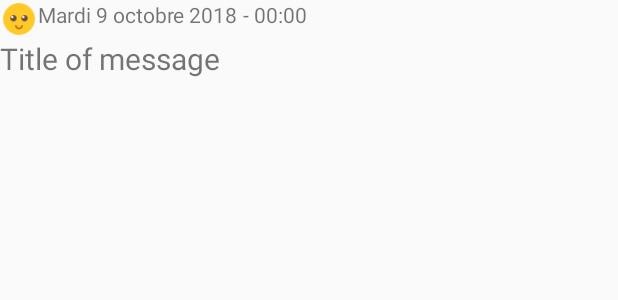
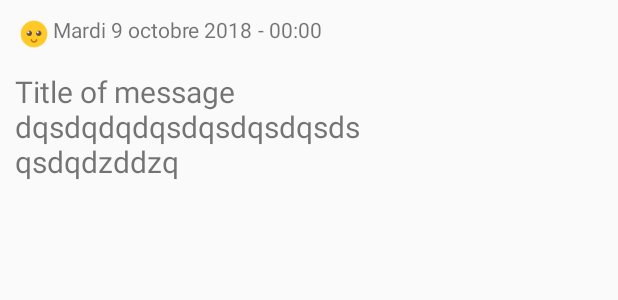
Before and after one commit to Shaolans/MyTimeline, an Android app: the layout content_timeline.xml on its own in the app's theme, with its tools: preview values and no code run, on a phone screen of 412 x 824 dp. Shown: the top 300 px of the screen. Run offline under Robolectric (Android 15) with nearby library versions, the phone set to English and light mode, and no system bars.

Commit message:
content_timeline update

```diff
--- a/app/src/main/res/layout/content_timeline.xml
+++ b/app/src/main/res/layout/content_timeline.xml
@@ -1,57 +1,58 @@
 <?xml version="1.0" encoding="utf-8"?>
-<LinearLayout xmlns:android="http://schemas.android.com/apk/res/android"
+<android.support.constraint.ConstraintLayout xmlns:android="http://schemas.android.com/apk/res/android"
+    xmlns:tools="http://schemas.android.com/tools"
     android:layout_width="match_parent"
     android:layout_height="wrap_content"
-    android:orientation="vertical">
+    android:padding="10dp"
+    xmlns:app="http://schemas.android.com/apk/res-auto">
 
-    <LinearLayout
-        android:layout_width="match_parent"
-        android:layout_height="wrap_content">
     <ImageView
         android:id="@+id/msg_smiley"
         android:layout_width="25dp"
         android:layout_height="25dp"
-            android:src="@drawable/smiley_happy"/>
-        <LinearLayout
-            android:layout_width="0dp"
-            android:layout_height="wrap_content"
-            android:layout_weight="1"
-            >
+        android:padding="2dp"
+        android:src="@drawable/smiley_happy" />
+
     <TextView
         android:id="@+id/msg_date"
         android:layout_width="wrap_content"
         android:layout_height="wrap_content"
-                android:textSize="@dimen/date_size"
-                android:text="Mardi 9 octobre 2018"/>
+        android:text="Mardi 9 octobre 2018"
+        app:layout_constraintLeft_toRightOf="@id/msg_smiley"
+        android:textSize="@dimen/date_size" />
+
     <TextView
         android:id="@+id/msg_tiret"
         android:layout_width="wrap_content"
         android:layout_height="wrap_content"
+        app:layout_constraintLeft_toRightOf="@id/msg_date"
         android:text=" - " />
+
     <TextView
         android:id="@+id/msg_time"
         android:layout_width="wrap_content"
         android:layout_height="wrap_content"
-                android:textSize="@dimen/date_size"
-                android:text="00:00"/>
-        </LinearLayout>
-    </LinearLayout>
-    <LinearLayout
-        android:layout_width="match_parent"
-        android:layout_height="wrap_content">
+        app:layout_constraintLeft_toRightOf="@id/msg_tiret"
+        android:text="00:00"
+        android:textSize="@dimen/date_size" />
+
     <TextView
         android:id="@+id/msg_title"
-            android:layout_width="wrap_content"
+        android:layout_width="240dp"
         android:layout_height="wrap_content"
+        android:layout_marginTop="12dp"
+        android:text="Title of message dqsdqdqdqsdqsdqsdqsdsqsdqdzddzq"
         android:textSize="20dp"
-            android:text="Title of message"/>
+        app:layout_constraintHorizontal_bias="0.0"
+        app:layout_constraintLeft_toLeftOf="parent"
+        app:layout_constraintRight_toLeftOf="@id/msg_img"
+        app:layout_constraintTop_toBottomOf="@id/msg_smiley" />
+
     <ImageView
-            android:layout_width="wrap_content"
-            android:layout_height="wrap_content"
-            />
-    </LinearLayout>
-
-
-
-
-</LinearLayout>
+        android:id="@+id/msg_img"
+        android:layout_width="100dp"
+        android:layout_height="100dp"
+        android:paddingBottom="@android:dimen/app_icon_size"
+        app:layout_constraintRight_toRightOf="parent"
+        app:layout_constraintTop_toBottomOf="@id/msg_smiley"/>
+</android.support.constraint.ConstraintLayout>
```
Lines whose indentation alone changed are shown as unchanged.
